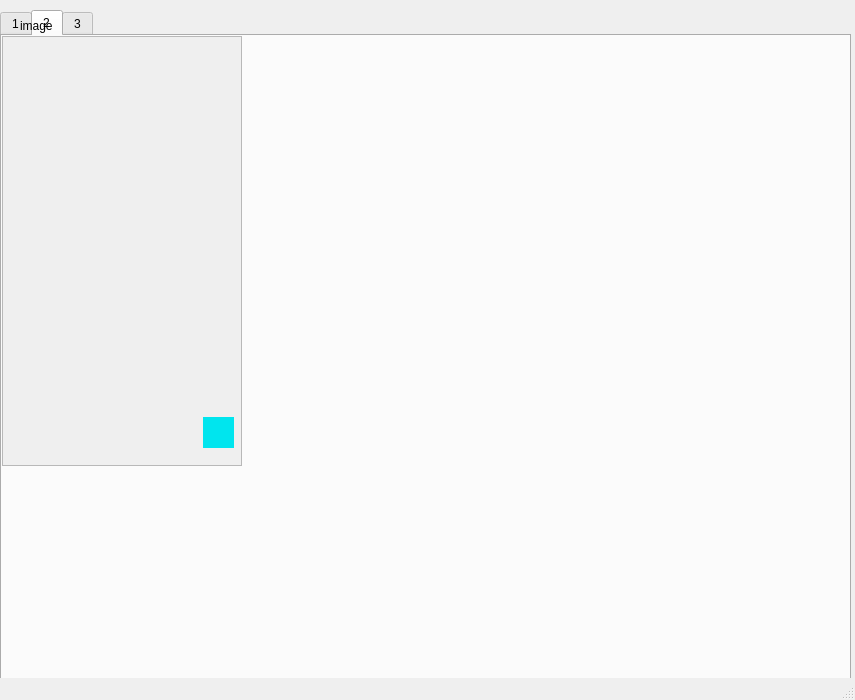
First picture: the form in src/mainwindow.ui, repository ciyaca/client, before the edit.
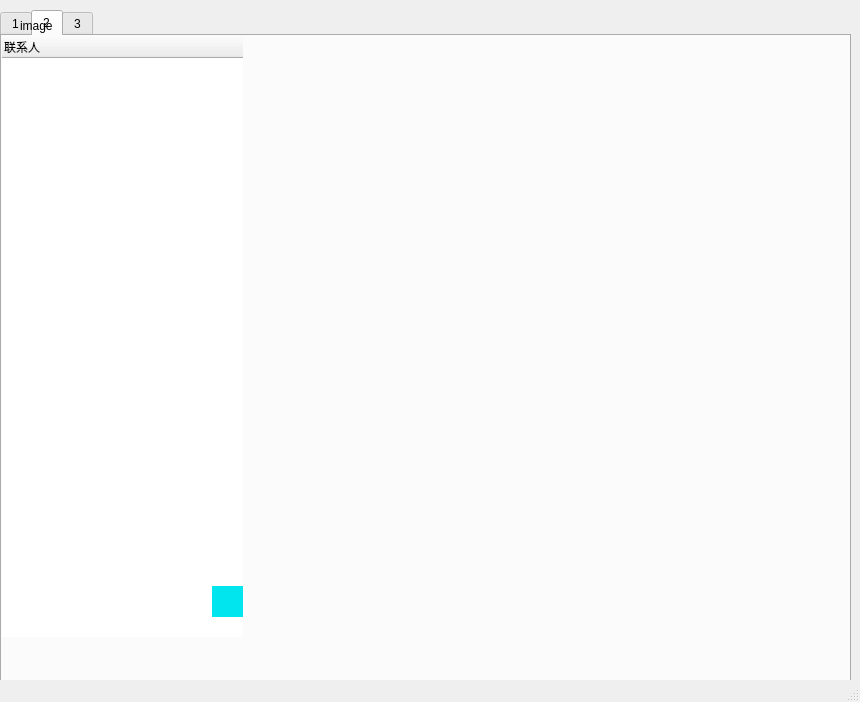
Second picture: the form after the edit. The open tabs and pages were chosen to show the change. Icons and pictures are not drawn.

The edit to the form file:
```diff
--- a/src/mainwindow.ui
+++ b/src/mainwindow.ui
@@ -6,8 +6,8 @@
    <rect>
     <x>0</x>
     <y>0</y>
-    <width>855</width>
-    <height>700</height>
+    <width>860</width>
+    <height>702</height>
    </rect>
   </property>
   <property name="windowTitle">
@@ -123,32 +123,58 @@
      <attribute name="title">
       <string>2</string>
      </attribute>
-     <widget class="QScrollArea" name="scrollArea_2">
+     <widget class="QWidget" name="widget_tab_2" native="true">
       <property name="geometry">
        <rect>
-        <x>0</x>
+        <x>240</x>
         <y>0</y>
-        <width>240</width>
-        <height>430</height>
+        <width>621</width>
+        <height>641</height>
        </rect>
       </property>
-      <property name="widgetResizable">
-       <bool>true</bool>
-      </property>
-      <widget class="QWidget" name="scrollAreaWidgetContents_2">
+     </widget>
+     <widget class="QTreeWidget" name="treeWidget">
        <property name="geometry">
         <rect>
          <x>0</x>
          <y>0</y>
-         <width>238</width>
-         <height>428</height>
-        </rect>
-       </property>
+        <width>241</width>
+        <height>601</height>
+       </rect>
+      </property>
+      <property name="styleSheet">
+       <string notr="true">QTreeWidget
+{
+   border-style:none;   
+}
+
+QTreeWidget::item
+{
+   height: 26;
+   color:rgba(255, 255, 255, 0);    
+}
+
+QTreeWidget::item:selected:active
+{
+    background-color: rgba(135, 206, 250, 153);
+}
+
+QTreeWidget::item:selected:!active, QTreeView::item:hover 
+{
+    background-color: rgba(135, 206, 250, 50);
+}</string>
+      </property>
+      <column>
+       <property name="text">
+        <string>联系人</string>
+       </property>
+      </column>
+     </widget>
        <widget class="QPushButton" name="pushButton">
         <property name="geometry">
          <rect>
-          <x>200</x>
-          <y>380</y>
+        <x>210</x>
+        <y>550</y>
           <width>31</width>
           <height>31</height>
          </rect>
@@ -191,18 +217,6 @@
         </property>
        </widget>
       </widget>
-     </widget>
-     <widget class="QWidget" name="widget_tab_2" native="true">
-      <property name="geometry">
-       <rect>
-        <x>239</x>
-        <y>-1</y>
-        <width>621</width>
-        <height>421</height>
-       </rect>
-      </property>
-     </widget>
-    </widget>
     <widget class="QWidget" name="tab_3">
      <attribute name="icon">
       <iconset theme=":/image/chat.png">
```
Left out of the diff: 4 changed lines with no effect on the pictures. Lines whose indentation alone changed are shown as unchanged.
